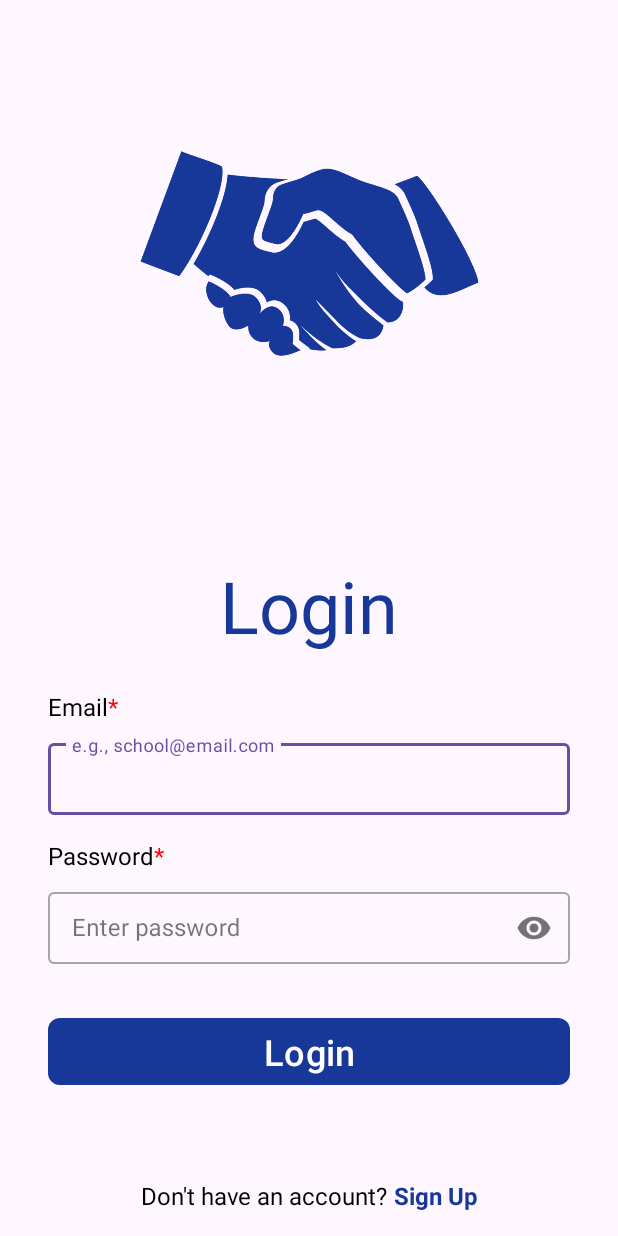
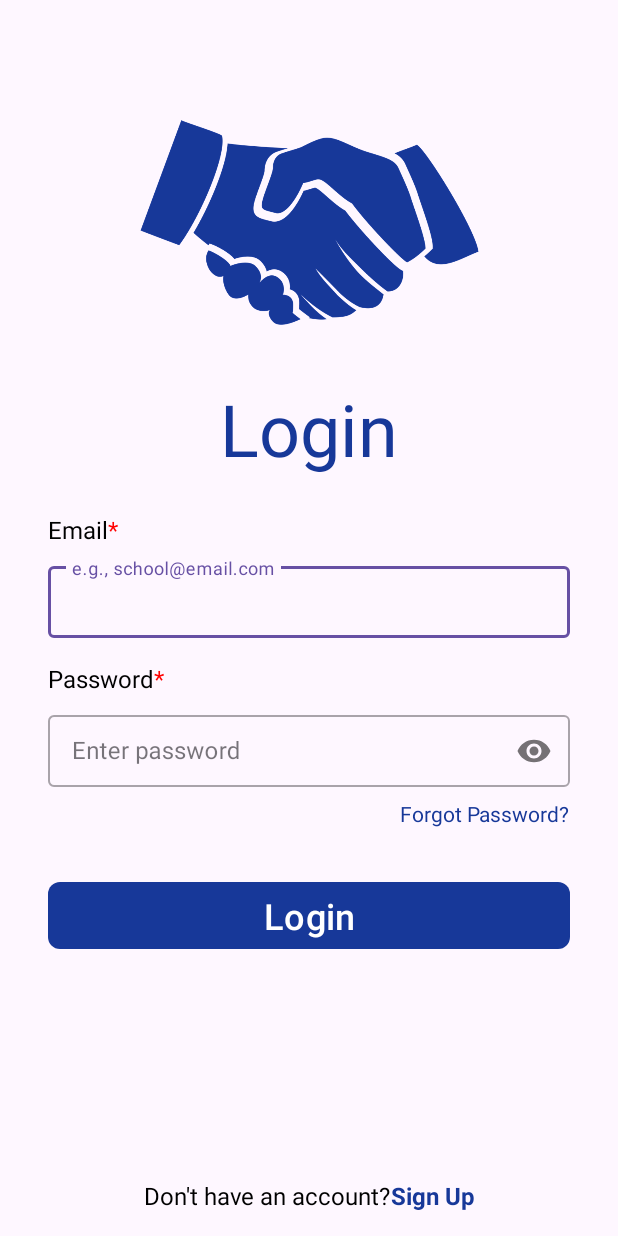
Before and after one commit to MaleeshaShashini/PasalHawula, an Android app: the MainActivity screen opened directly, with no data from a screen before it, on a phone screen of 412 x 824 dp. Run offline under Robolectric (Android 15) with nearby library versions, the phone set to English and light mode, and no system bars; Roboto replaces fonts that are not available here.

Commit message:
Fix: Improve Login UI alignment and add Forgot Password option
- Corrected vertical chaining of UI elements for better visual alignment on the login screen.
- Integrated "Forgot Password?" TextView, positioned accurately below password input.

```diff
--- a/app/src/main/res/layout/activity_main.xml
+++ b/app/src/main/res/layout/activity_main.xml
@@ -14,11 +14,11 @@
         android:layout_width="227.15dp"
         android:layout_height="178dp"
         android:contentDescription="@string/pasalhawula_logo_description"
-        app:layout_constraintBottom_toBottomOf="parent"
         app:layout_constraintEnd_toEndOf="parent"
         app:layout_constraintStart_toStartOf="parent"
         app:layout_constraintTop_toTopOf="parent"
-        app:layout_constraintVertical_bias="0.124"
+        app:layout_constraintBottom_toTopOf="@+id/txtLogin"
+        app:layout_constraintVertical_chainStyle="packed"
         app:srcCompat="@drawable/logo" />
 
     <TextView
@@ -33,8 +33,7 @@
         app:layout_constraintBottom_toTopOf="@+id/txtEmail"
         app:layout_constraintEnd_toEndOf="parent"
         app:layout_constraintStart_toStartOf="parent"
-        app:layout_constraintTop_toBottomOf="@+id/imgLogo"
-        app:layout_constraintVertical_chainStyle="packed" />
+        app:layout_constraintTop_toBottomOf="@+id/imgLogo" />
 
     <com.google.android.material.textfield.TextInputLayout
         android:id="@+id/inputEmailLogin"
@@ -115,6 +114,20 @@
         app:layout_constraintStart_toStartOf="parent"
         app:layout_constraintTop_toBottomOf="@+id/txtLogin" />
 
+    <TextView
+        android:id="@+id/txtForgotPassword"
+        android:layout_width="wrap_content"
+        android:layout_height="wrap_content"
+        android:layout_marginTop="8dp"
+        android:text="@string/forgot_password"
+        android:textColor="@color/darkBlue"
+        android:textSize="14sp"
+        android:clickable="true"
+        android:focusable="true"
+        app:layout_constraintEnd_toEndOf="parent"
+        app:layout_constraintTop_toBottomOf="@+id/inputPasswordLogin"
+        app:layout_constraintHorizontal_bias="1.0" />
+
     <Button
         android:id="@+id/btnLogin"
         android:layout_width="0dp"
@@ -123,11 +136,13 @@
         android:text="@string/login"
         android:textSize="24sp"
         app:backgroundTint="@color/darkBlue"
-        app:layout_constraintBottom_toBottomOf="parent"
+        app:cornerRadius="8dp"
+        app:layout_constraintBottom_toTopOf="@+id/layoutRegisterPrompt"
         app:layout_constraintEnd_toEndOf="parent"
+        app:layout_constraintHorizontal_bias="0.0"
         app:layout_constraintStart_toStartOf="parent"
-        app:layout_constraintTop_toBottomOf="@+id/inputPasswordLogin"
-        app:cornerRadius="8dp"
+        app:layout_constraintTop_toBottomOf="@+id/txtForgotPassword"
+        app:layout_constraintVertical_bias="0.0"
         app:strokeColor="#000000" />
 
     <LinearLayout
@@ -141,14 +156,14 @@
         app:layout_constraintBottom_toBottomOf="parent"
         app:layout_constraintEnd_toEndOf="parent"
         app:layout_constraintStart_toStartOf="parent">
-
         <TextView
             android:id="@+id/txtNotAccount"
             android:layout_width="wrap_content"
             android:layout_height="wrap_content"
             android:text="@string/no_account"
+            android:textColor="@color/black"
             android:textSize="16sp"
-            android:textColor="@color/black" />
+            />
 
         <TextView
             android:id="@+id/txtSignup"
@@ -157,10 +172,12 @@
             android:clickable="true"
             android:focusable="true"
             android:text="@string/signup_text"
+            android:textColor="@color/darkBlue"
             android:textSize="16sp"
-            android:textStyle="bold"
-            android:textColor="@color/darkBlue"
-            android:layout_marginStart="4dp" />
+            android:textStyle="bold" />
+
     </LinearLayout>
 
+
+
 </androidx.constraintlayout.widget.ConstraintLayout>
--- a/app/src/main/res/values/strings.xml
+++ b/app/src/main/res/values/strings.xml
@@ -7,6 +7,7 @@
     <string name="login_password_hint">Enter password</string>
     <string name="no_account">Don\'t have an account?</string>
     <string name="signup_text">Sign Up</string>
+    <string name="forgot_password">Forgot Password?</string>
 
     <!-- strings fr Bottom Navigation Bar -->
     <string name="home">Home</string>
```
